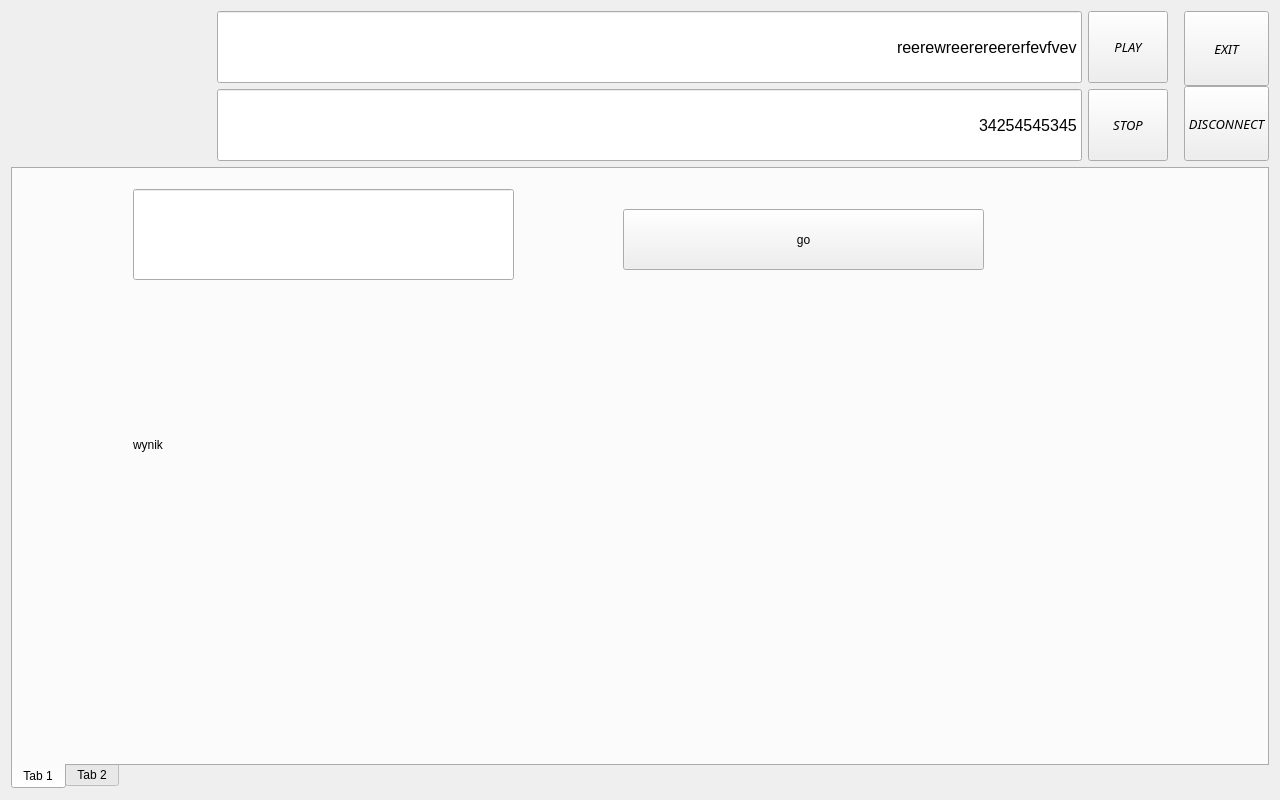
This is iDom_Client/idom_client.ui in cyniu88/QT_kurs as Qt 5 draws it before an edit. The edited form follows.
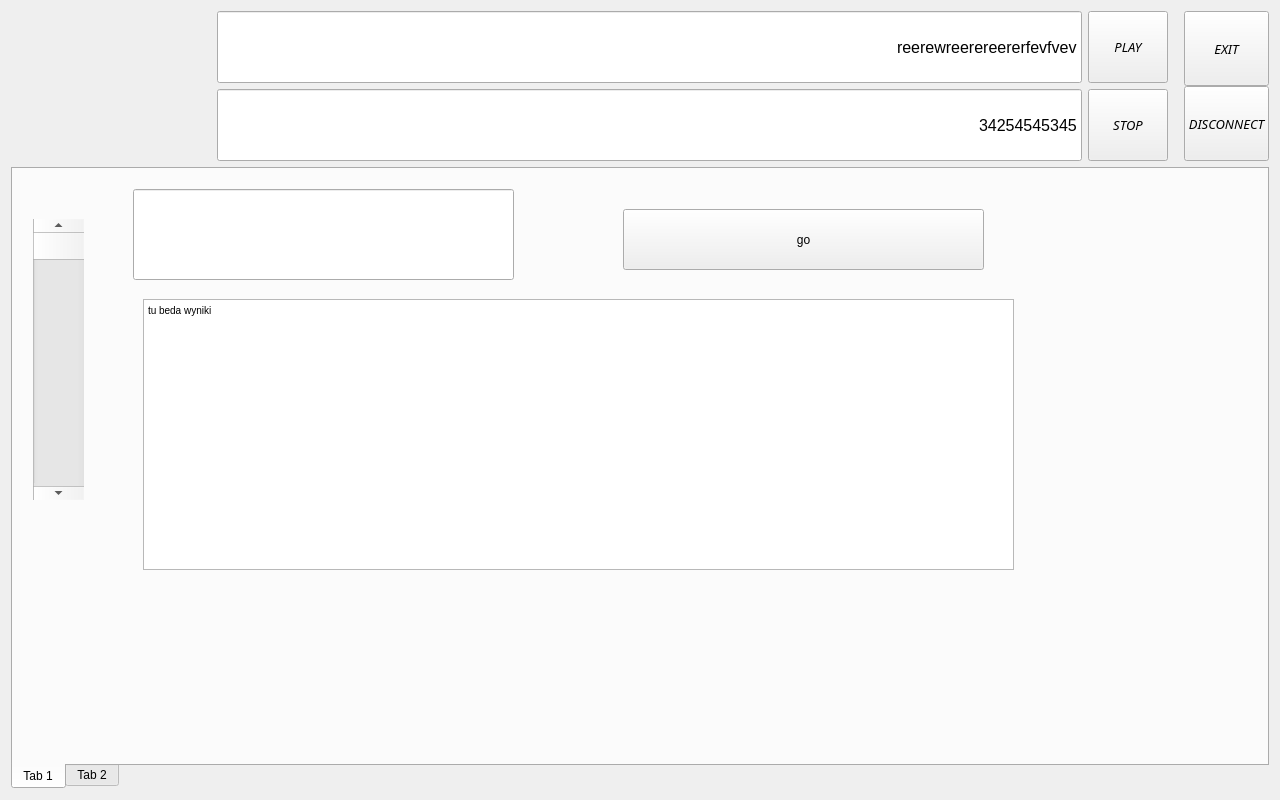
This is the edited form. The open tabs and pages were chosen to show the change. Icons and pictures are not drawn.

Commit message: dodano pole tesktowe na wyniki

What changed in the file:
```diff
--- a/iDom_Client/idom_client.ui
+++ b/iDom_Client/idom_client.ui
@@ -108,17 +108,37 @@
          <string>go</string>
         </property>
        </widget>
-       <widget class="QLabel" name="wynik">
+       <widget class="QScrollBar" name="verticalScrollBar">
         <property name="geometry">
          <rect>
-          <x>120</x>
-          <y>190</y>
-          <width>1111</width>
-          <height>171</height>
+          <x>20</x>
+          <y>50</y>
+          <width>51</width>
+          <height>281</height>
          </rect>
         </property>
-        <property name="text">
-         <string>wynik</string>
+        <property name="autoFillBackground">
+         <bool>true</bool>
+        </property>
+        <property name="orientation">
+         <enum>Qt::Vertical</enum>
+        </property>
+       </widget>
+       <widget class="QTextEdit" name="wynik">
+        <property name="geometry">
+         <rect>
+          <x>130</x>
+          <y>130</y>
+          <width>871</width>
+          <height>271</height>
+         </rect>
+        </property>
+        <property name="html">
+         <string>&lt;!DOCTYPE HTML PUBLIC &quot;-//W3C//DTD HTML 4.0//EN&quot; &quot;http://www.w3.org/TR/REC-html40/strict.dtd&quot;&gt;
+&lt;html&gt;&lt;head&gt;&lt;meta name=&quot;qrichtext&quot; content=&quot;1&quot; /&gt;&lt;style type=&quot;text/css&quot;&gt;
+p, li { white-space: pre-wrap; }
+&lt;/style&gt;&lt;/head&gt;&lt;body style=&quot; font-family:'MS Shell Dlg 2'; font-size:7.8pt; font-weight:400; font-style:normal;&quot;&gt;
+&lt;p style=&quot; margin-top:0px; margin-bottom:0px; margin-left:0px; margin-right:0px; -qt-block-indent:0; text-indent:0px;&quot;&gt;tu beda wyniki&lt;/p&gt;&lt;/body&gt;&lt;/html&gt;</string>
         </property>
        </widget>
       </widget>
```
Left out of the diff: 2 changed lines with no effect on the pictures. The commit also changes 2 other files.
